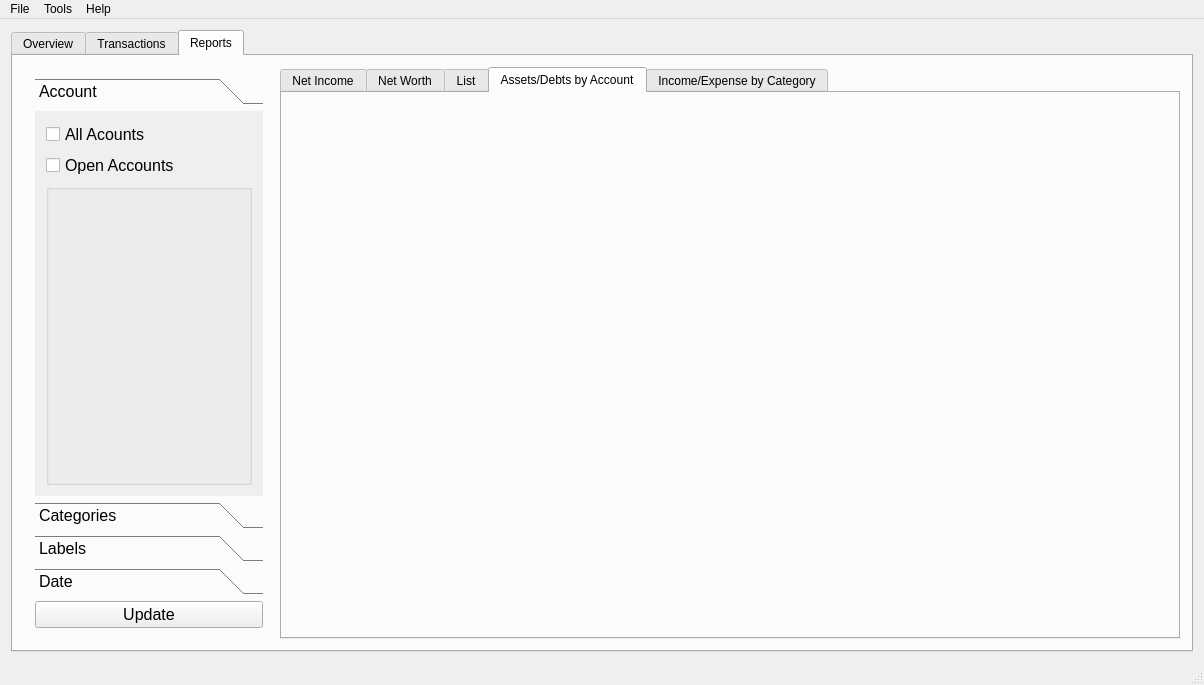
The window that transactionmanager.ui (tallest4eva/qt-TransactionManager) describes before a commit, drawn with Qt 5.
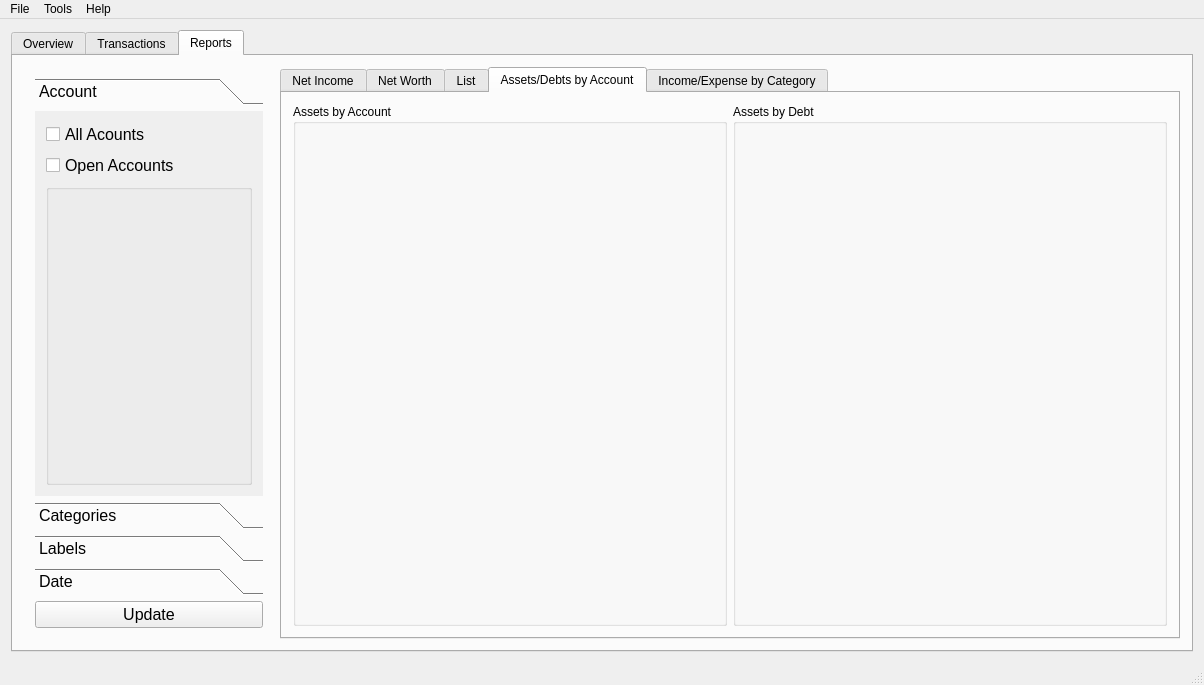
The same window after the commit. The open tabs and pages were chosen to show the change.

Patch:
```diff
--- a/transactionmanager.ui
+++ b/transactionmanager.ui
@@ -894,7 +894,24 @@
            <attribute name="toolTip">
             <string>Assets/Debts Pie Chart by Account</string>
            </attribute>
-           <layout class="QHBoxLayout" name="horizontalLayout_9"/>
+           <layout class="QHBoxLayout" name="horizontalLayout_9">
+            <item>
+             <widget class="QGroupBox" name="reportAssetGroupBox">
+              <property name="title">
+               <string>Assets by Account</string>
+              </property>
+              <layout class="QHBoxLayout" name="horizontalLayout_13"/>
+             </widget>
+            </item>
+            <item>
+             <widget class="QGroupBox" name="reportDebtGroupBox">
+              <property name="title">
+               <string>Assets by Debt</string>
+              </property>
+              <layout class="QHBoxLayout" name="horizontalLayout_14"/>
+             </widget>
+            </item>
+           </layout>
           </widget>
           <widget class="QWidget" name="reportCategoryTab">
            <attribute name="title">
```
Left out of the diff: 31 changed lines with no effect on the pictures.
